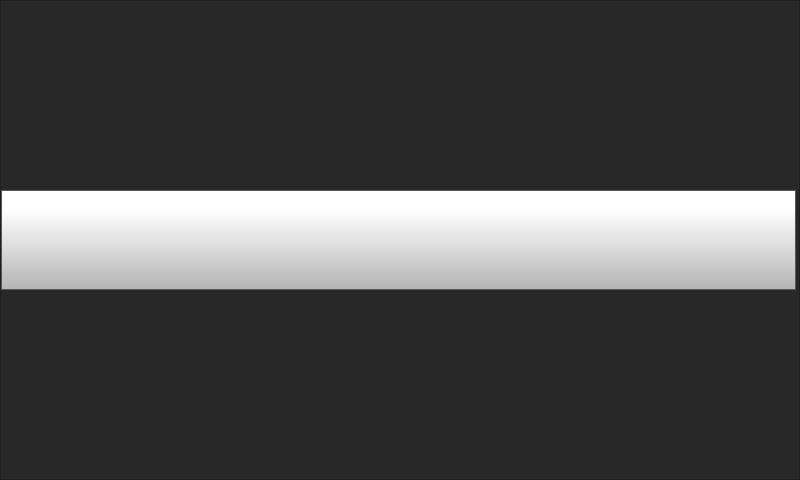
Qt form src/ui/settings_screen/settings_screen.ui (FracktalWorks/ControlCenter) before a commit.
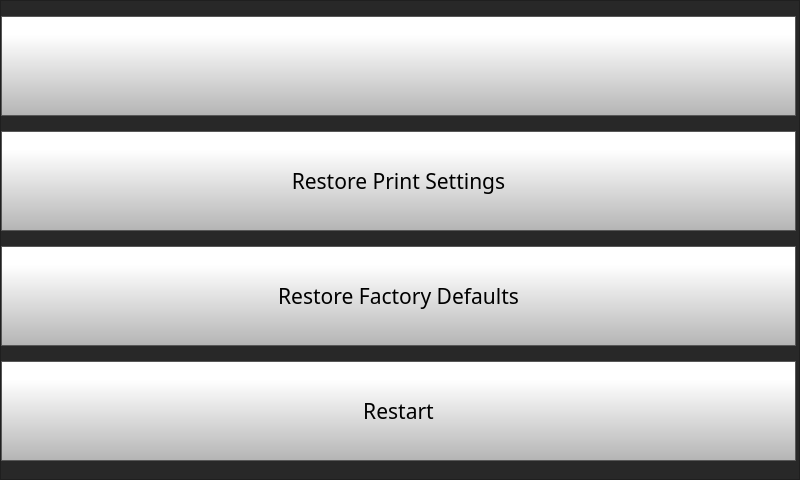
The same form after that commit. Icons and pictures are not drawn.

The edit to the form file:
```diff
--- a/src/ui/settings_screen/settings_screen.ui
+++ b/src/ui/settings_screen/settings_screen.ui
@@ -181,6 +181,156 @@
          </property>
         </widget>
        </item>
+       <item>
+        <widget class="QPushButton" name="restorePrintSettingsButton">
+         <property name="minimumSize">
+          <size>
+           <width>0</width>
+           <height>100</height>
+          </size>
+         </property>
+         <property name="font">
+          <font>
+           <family>Gotham</family>
+           <pointsize>16</pointsize>
+          </font>
+         </property>
+         <property name="styleSheet">
+          <string notr="true">QPushButton {
+     border: 1px solid rgb(87, 87, 87);
+	background-color: qlineargradient(spread:pad, x1:0, y1:1, x2:0, y2:0.188, stop:0 rgba(180, 180, 180, 255), stop:1 rgba(255, 255, 255, 255));
+
+
+}
+
+QPushButton:pressed {
+    background-color: qlineargradient(x1: 0, y1: 0, x2: 0, y2: 1,
+                                      stop: 0 #dadbde, stop: 1 #f6f7fa);
+}
+
+QPushButton:flat {
+    border: none; /* no border for a flat push button */
+}
+
+QPushButton:default {
+    border-color: navy; /* make the default button prominent */
+}
+
+QPushButton:focus {
+	outline: none;
+}</string>
+         </property>
+         <property name="text">
+          <string>Restore Print Settings</string>
+         </property>
+         <property name="iconSize">
+          <size>
+           <width>40</width>
+           <height>40</height>
+          </size>
+         </property>
+        </widget>
+       </item>
+       <item>
+        <widget class="QPushButton" name="restoreFactoryDefaultsButton">
+         <property name="minimumSize">
+          <size>
+           <width>0</width>
+           <height>100</height>
+          </size>
+         </property>
+         <property name="font">
+          <font>
+           <family>Gotham</family>
+           <pointsize>16</pointsize>
+          </font>
+         </property>
+         <property name="styleSheet">
+          <string notr="true">QPushButton {
+     border: 1px solid rgb(87, 87, 87);
+	background-color: qlineargradient(spread:pad, x1:0, y1:1, x2:0, y2:0.188, stop:0 rgba(180, 180, 180, 255), stop:1 rgba(255, 255, 255, 255));
+
+
+}
+
+QPushButton:pressed {
+    background-color: qlineargradient(x1: 0, y1: 0, x2: 0, y2: 1,
+                                      stop: 0 #dadbde, stop: 1 #f6f7fa);
+}
+
+QPushButton:flat {
+    border: none; /* no border for a flat push button */
+}
+
+QPushButton:default {
+    border-color: navy; /* make the default button prominent */
+}
+
+QPushButton:focus {
+	outline: none;
+}</string>
+         </property>
+         <property name="text">
+          <string>Restore Factory Defaults</string>
+         </property>
+         <property name="iconSize">
+          <size>
+           <width>40</width>
+           <height>40</height>
+          </size>
+         </property>
+        </widget>
+       </item>
+       <item>
+        <widget class="QPushButton" name="restartButton">
+         <property name="minimumSize">
+          <size>
+           <width>0</width>
+           <height>100</height>
+          </size>
+         </property>
+         <property name="font">
+          <font>
+           <family>Gotham</family>
+           <pointsize>16</pointsize>
+          </font>
+         </property>
+         <property name="styleSheet">
+          <string notr="true">QPushButton {
+     border: 1px solid rgb(87, 87, 87);
+	background-color: qlineargradient(spread:pad, x1:0, y1:1, x2:0, y2:0.188, stop:0 rgba(180, 180, 180, 255), stop:1 rgba(255, 255, 255, 255));
+
+
+}
+
+QPushButton:pressed {
+    background-color: qlineargradient(x1: 0, y1: 0, x2: 0, y2: 1,
+                                      stop: 0 #dadbde, stop: 1 #f6f7fa);
+}
+
+QPushButton:flat {
+    border: none; /* no border for a flat push button */
+}
+
+QPushButton:default {
+    border-color: navy; /* make the default button prominent */
+}
+
+QPushButton:focus {
+	outline: none;
+}</string>
+         </property>
+         <property name="text">
+          <string>Restart</string>
+         </property>
+         <property name="iconSize">
+          <size>
+           <width>40</width>
+           <height>40</height>
+          </size>
+         </property>
+        </widget>
+       </item>
       </layout>
      </widget>
     </widget>
```
